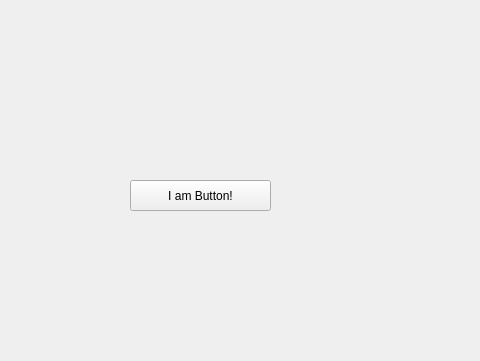
This is Chapter20/MyFirstGui.ui in Wiilz/Python-learning as Qt 5 draws it before an edit; both pictures show x 90 to 570 and y 0 to 361 of the 800 by 600 pixel window. The edited form follows.
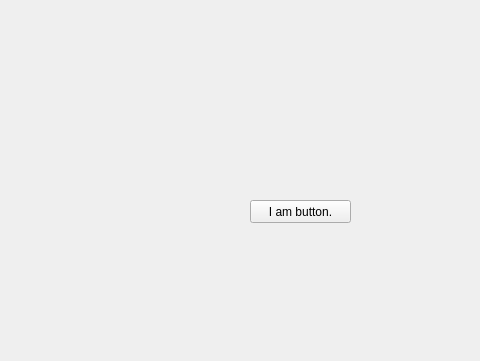
This is the edited form.

```diff
--- a/Chapter20/MyFirstGui.ui
+++ b/Chapter20/MyFirstGui.ui
@@ -17,14 +17,14 @@
    <widget class="QPushButton" name="pushButton">
     <property name="geometry">
      <rect>
-      <x>220</x>
-      <y>180</y>
-      <width>141</width>
-      <height>31</height>
+      <x>340</x>
+      <y>200</y>
+      <width>101</width>
+      <height>23</height>
      </rect>
     </property>
     <property name="text">
-     <string>I am Button!</string>
+     <string>I am button.</string>
     </property>
    </widget>
   </widget>
```
